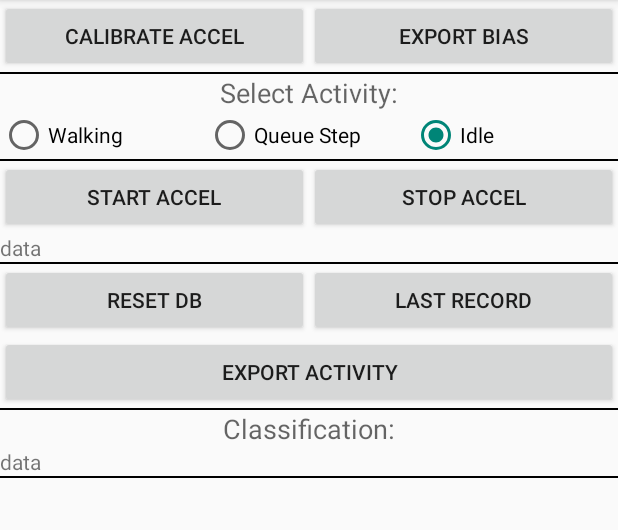
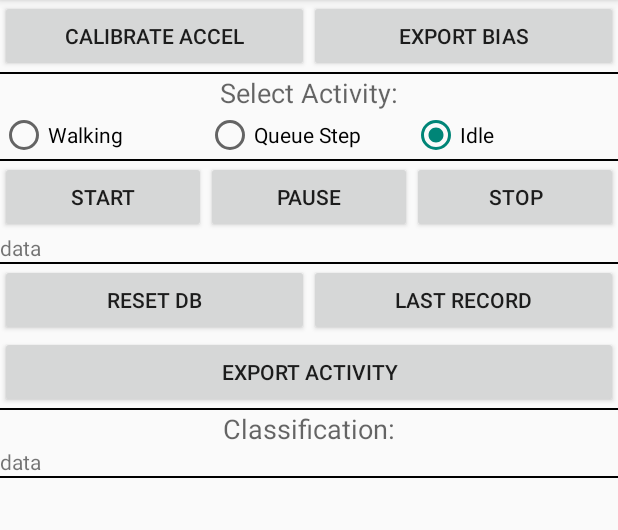
Before and after one commit to HesselM/IN4254-SmartPhoneSensing, an Android app: the screen it shows after launch (MainActivity), on a phone screen of 412 x 824 dp, the part 84-614 px from its top. Run offline under Robolectric (Android 15) with nearby library versions, the phone set to English and light mode, and no system bars.

Commit message:
App: fixed misc Accel errors

```diff
--- a/FoodCourt/app/src/main/AndroidManifest.xml
+++ b/FoodCourt/app/src/main/AndroidManifest.xml
@@ -11,6 +11,8 @@
         android:theme="@style/AppTheme" >
         <activity
             android:name=".MainActivity"
+            android:configChanges="orientation"
+            android:screenOrientation="portrait"
             android:label="@string/app_name" >
             <intent-filter>
                 <action android:name="android.intent.action.MAIN" />
--- a/FoodCourt/app/src/main/res/layout/activity_main.xml
+++ b/FoodCourt/app/src/main/res/layout/activity_main.xml
@@ -109,6 +109,14 @@
             android:text="@string/accelStart" />
 
         <Button
+            android:id="@+id/btn_AccelPaus"
+            android:layout_weight=".5"
+            android:layout_width="0dp"
+            android:layout_height="wrap_content"
+            android:onClick="accelPause"
+            android:text="@string/accelPause" />
+
+        <Button
             android:id="@+id/btn_AccelStop"
             android:layout_weight=".5"
             android:layout_width="0dp"
--- a/FoodCourt/app/src/main/res/values/strings.xml
+++ b/FoodCourt/app/src/main/res/values/strings.xml
@@ -12,8 +12,9 @@
     <string name="queueStep">Queue Step</string>
 
     <!-- Actions -->
-    <string name="accelStart">Start Accel</string>
-    <string name="accelStop">Stop Accel</string>
+    <string name="accelStart">Start</string>
+    <string name="accelPause">Pause</string>
+    <string name="accelStop">Stop</string>
     <string name="accelCalibrate">Calibrate Accel</string>
 
     <!-- Misc -->
```
Also changed, not shown: FoodCourt/app/src/main/java/com/tudelft/teamawesome/foodcourt/Accelerometer.java (+21 -4 lines), FoodCourt/app/src/main/java/com/tudelft/teamawesome/foodcourt/MainActivity.java (+9 -3 lines).
